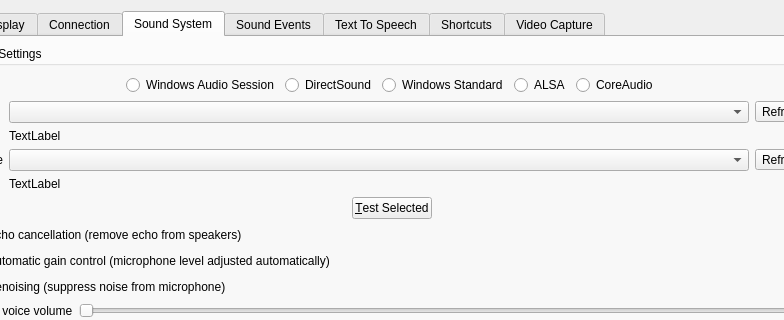
This is Client/qtTeamTalk/preferences.ui in BearWare/TeamTalk5 as Qt 5 draws it before an edit; both pictures show x 105 to 889 and y 0 to 320 of the 994 by 697 pixel window. The edited form follows.
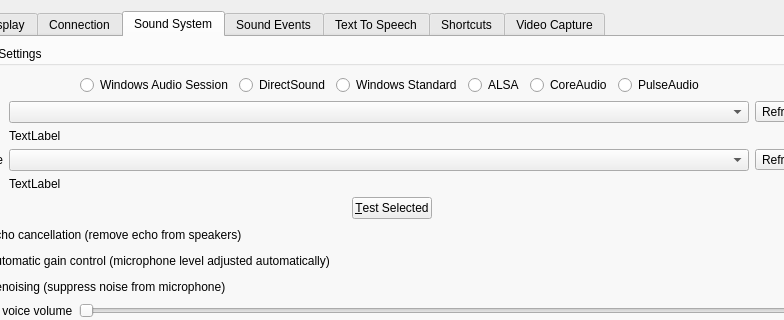
This is the edited form. The open tabs and pages were chosen to show the change. Icons and pictures are not drawn. Custom widgets are drawn as their Qt base class.

Commit message:
PulseAudio support on Ubuntu 22
Install libpulse-dev for PortAudio to find PulseAudio

Diff of the .ui file:
```diff
--- a/Client/qtTeamTalk/preferences.ui
+++ b/Client/qtTeamTalk/preferences.ui
@@ -1068,6 +1068,13 @@
               </property>
              </widget>
             </item>
+            <item>
+             <widget class="QRadioButton" name="pulseaudioButton">
+              <property name="text">
+               <string>PulseAudio</string>
+              </property>
+             </widget>
+            </item>
             <item>
              <spacer name="horizontalSpacer_17">
               <property name="orientation">
```
The commit also changes 11 other files.
